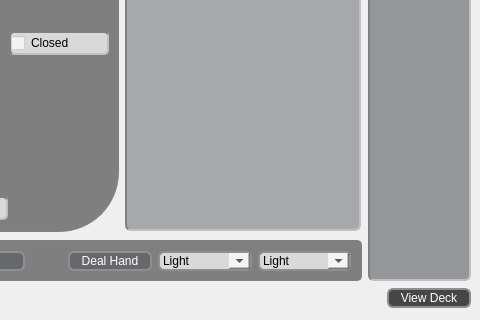
First picture: the form in Holdero/mainwindow.ui, repository SixofClubsss/Dero-Poker-Table, before the edit; both pictures show x 781 to 1261 and y 424 to 744 of the 1261 by 744 pixel window.
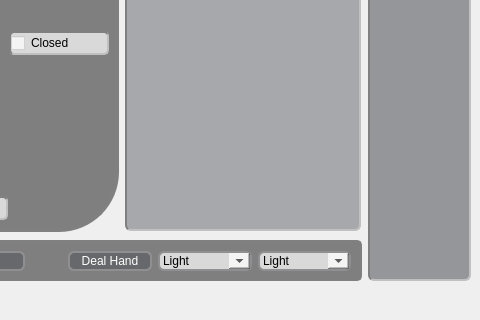
Second picture: the form after the edit. Icons and pictures are not drawn.

Commit message: change view deck to tray action

```diff
--- a/Holdero/mainwindow.ui
+++ b/Holdero/mainwindow.ui
@@ -289,42 +289,6 @@
       </property>
      </widget>
     </item>
-    <item row="6" column="8" alignment="Qt::AlignRight">
-     <widget class="QPushButton" name="deckButton">
-      <property name="minimumSize">
-       <size>
-        <width>84</width>
-        <height>20</height>
-       </size>
-      </property>
-      <property name="maximumSize">
-       <size>
-        <width>101</width>
-        <height>20</height>
-       </size>
-      </property>
-      <property name="styleSheet">
-       <string notr="true">QPushButton:enabled{
-	color: rgb(255, 255, 255);
-	background-color: rgba(0, 0, 0, 180);
-    border: 2px solid #8f8f91;
-    border-radius: 6px;
-    min-width: 80px;
-}
-
-QPushButton:hover {
-	background-color: rgba(79, 186, 196, 150);
-}
-
-QPushButton:pressed {
-	background-color: rgb(56, 47, 165);
-}</string>
-      </property>
-      <property name="text">
-       <string>View Deck</string>
-      </property>
-     </widget>
-    </item>
     <item row="2" column="0" rowspan="3" colspan="6">
      <widget class="QGroupBox" name="groupBoxP1">
       <property name="sizePolicy">
```
Left out of the diff: 2 changed lines with no effect on the pictures. The commit also changes 6 other files.
